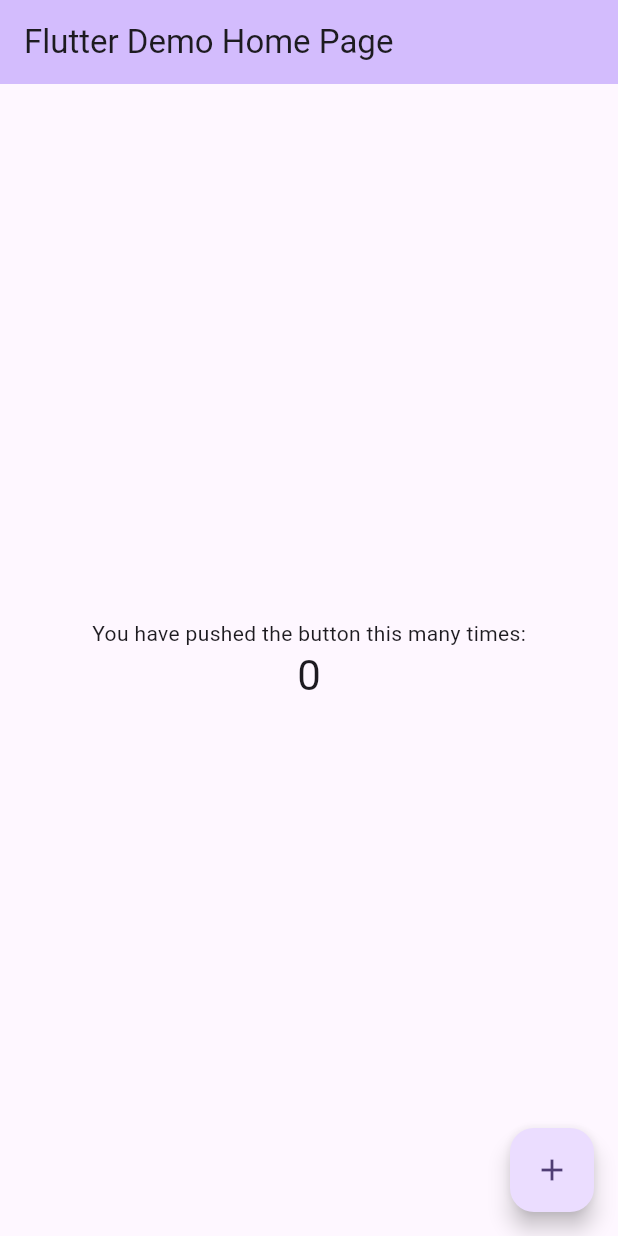
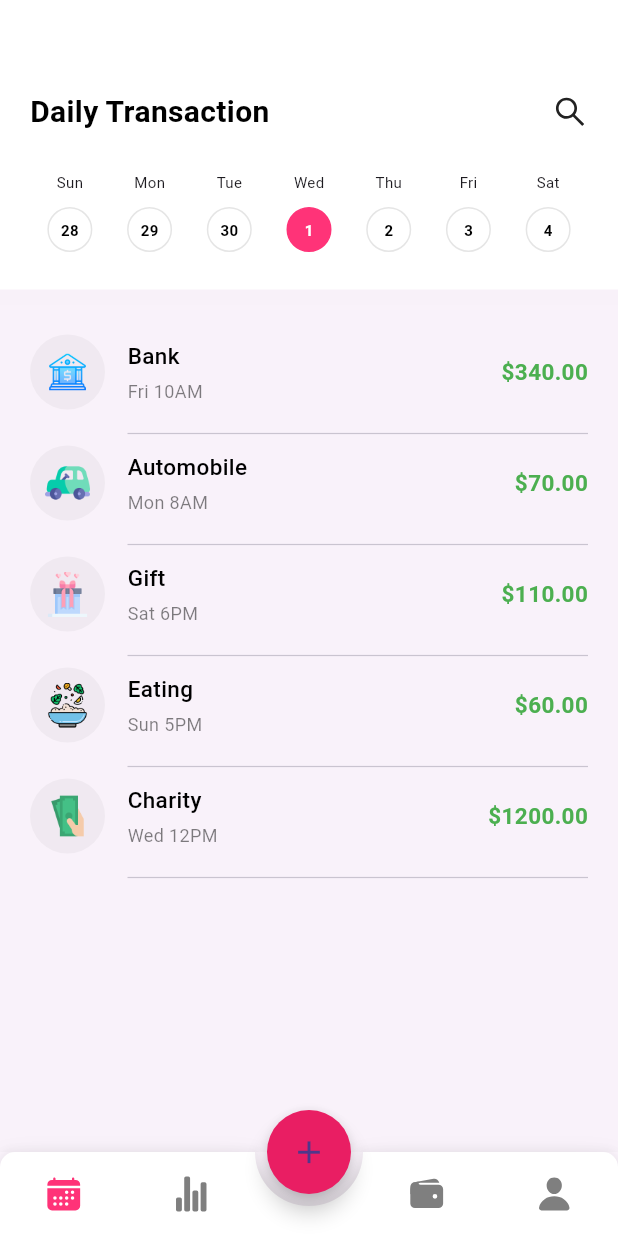
Before and after one commit to inisialkey/budget-tracker-ui, a Flutter app: the screen it shows after launch, on a phone screen of 412 x 824 dp. Run offline on Flutter 3.47's test engine with Material 3 defaults, Android fonts, the phone set to English and light mode, and no system bars; drawn by our look-alikes of animated_bottom_navigation_bar; our stand-ins replace flutter_vector_icons.

Commit message:
add bottomnav, daily page

```diff
--- /dev/null
+++ b/lib/json/budget_json.dart
@@ -0,0 +1,25 @@
+import 'package:budget_tracker_ui/theme/colors.dart';
+
+List budgetJson = [
+  {
+    "name": "Gift",
+    "price": "\$2250.00",
+    "label_percentage": "45%",
+    "percentage": 0.45,
+    "color": green
+  },
+  {
+    "name": "Automobile",
+    "price": "\$3000.00",
+    "label_percentage": "70%",
+    "percentage": 0.7,
+    "color": red
+  },
+  {
+    "name": "Bank",
+    "price": "\$4000.00",
+    "label_percentage": "90%",
+    "percentage": 0.9,
+    "color": blue
+  }
+];
--- /dev/null
+++ b/lib/json/create_budget_json.dart
@@ -0,0 +1,8 @@
+const List categories = [
+  {"name": "Auto", "icon": "assets/images/auto.png"},
+  {"name": "Bank", "icon": "assets/images/bank.png"},
+  {"name": "Cash", "icon": "assets/images/cash.png"},
+  {"name": "Charity", "icon": "assets/images/charity.png"},
+  {"name": "Eating", "icon": "assets/images/eating.png"},
+  {"name": "Gift", "icon": "assets/images/gift.png"}
+];
--- /dev/null
+++ b/lib/json/daily_json.dart
@@ -0,0 +1,32 @@
+const List daily = [
+  {
+    "icon": "assets/images/img_bank.png",
+    "name": "Bank",
+    "date": "Fri 10AM",
+    "price": "\$340.00"
+  },
+  {
+    "icon": "assets/images/img_auto.png",
+    "name": "Automobile",
+    "date": "Mon 8AM",
+    "price": "\$70.00"
+  },
+  {
+    "icon": "assets/images/img_gift.png",
+    "name": "Gift",
+    "date": "Sat 6PM",
+    "price": "\$110.00"
+  },
+  {
+    "icon": "assets/images/img_eating.png",
+    "name": "Eating",
+    "date": "Sun 5PM",
+    "price": "\$60.00"
+  },
+  {
+    "icon": "assets/images/img_charity.png",
+    "name": "Charity",
+    "date": "Wed 12PM",
+    "price": "\$1200.00"
+  }
+];
--- /dev/null
+++ b/lib/json/day_month.dart
@@ -0,0 +1,17 @@
+List days = [
+  {"label": "Sun", "day": "28"},
+  {"label": "Mon", "day": "29"},
+  {"label": "Tue", "day": "30"},
+  {"label": "Wed", "day": "1"},
+  {"label": "Thu", "day": "2"},
+  {"label": "Fri", "day": "3"},
+  {"label": "Sat", "day": "4"},
+];
+List months = [
+  {"label": "2018", "day": "Jan"},
+  {"label": "2018", "day": "Feb"},
+  {"label": "2018", "day": "Mar"},
+  {"label": "2018", "day": "Apr"},
+  {"label": "2018", "day": "May"},
+  {"label": "2018", "day": "Jun"},
+];
--- a/lib/main.dart
+++ b/lib/main.dart
@@ -1,3 +1,4 @@
+import 'package:budget_tracker_ui/pages/root_app.dart';
 import 'package:flutter/material.dart';
 
 void main() {
@@ -7,119 +8,11 @@ void main() {
 class MyApp extends StatelessWidget {
   const MyApp({super.key});
 
-  // This widget is the root of your application.
   @override
   Widget build(BuildContext context) {
-    return MaterialApp(
-      title: 'Flutter Demo',
-      theme: ThemeData(
-        // This is the theme of your application.
-        //
-        // TRY THIS: Try running your application with "flutter run". You'll see
-        // the application has a purple toolbar. Then, without quitting the app,
-        // try changing the seedColor in the colorScheme below to Colors.green
-        // and then invoke "hot reload" (save your changes or press the "hot
-        // reload" button in a Flutter-supported IDE, or press "r" if you used
-        // the command line to start the app).
-        //
-        // Notice that the counter didn't reset back to zero; the application
-        // state is not lost during the reload. To reset the state, use hot
-        // restart instead.
-        //
-        // This works for code too, not just values: Most code changes can be
-        // tested with just a hot reload.
-        colorScheme: ColorScheme.fromSeed(seedColor: Colors.deepPurple),
-        useMaterial3: true,
-      ),
-      home: const MyHomePage(title: 'Flutter Demo Home Page'),
+    return const MaterialApp(
+      debugShowCheckedModeBanner: false,
+      home: RootApp(),
     );
   }
 }
-
-class MyHomePage extends StatefulWidget {
-  const MyHomePage({super.key, required this.title});
-
-  // This widget is the home page of your application. It is stateful, meaning
-  // that it has a State object (defined below) that contains fields that affect
-  // how it looks.
-
-  // This class is the configuration for the state. It holds the values (in this
-  // case the title) provided by the parent (in this case the App widget) and
-  // used by the build method of the State. Fields in a Widget subclass are
-  // always marked "final".
-
-  final String title;
-
-  @override
-  State<MyHomePage> createState() => _MyHomePageState();
-}
-
-class _MyHomePageState extends State<MyHomePage> {
-  int _counter = 0;
-
-  void _incrementCounter() {
-    setState(() {
-      // This call to setState tells the Flutter framework that something has
-      // changed in this State, which causes it to rerun the build method below
-      // so that the display can reflect the updated values. If we changed
-      // _counter without calling setState(), then the build method would not be
-      // called again, and so nothing would appear to happen.
-      _counter++;
-    });
-  }
-
-  @override
-  Widget build(BuildContext context) {
-    // This method is rerun every time setState is called, for instance as done
-    // by the _incrementCounter method above.
-    //
-    // The Flutter framework has been optimized to make rerunning build methods
-    // fast, so that you can just rebuild anything that needs updating rather
-    // than having to individually change instances of widgets.
-    return Scaffold(
-      appBar: AppBar(
-        // TRY THIS: Try changing the color here to a specific color (to
-        // Colors.amber, perhaps?) and trigger a hot reload to see the AppBar
-        // change color while the other colors stay the same.
-        backgroundColor: Theme.of(context).colorScheme.inversePrimary,
-        // Here we take the value from the MyHomePage object that was created by
-        // the App.build method, and use it to set our appbar title.
-        title: Text(widget.title),
-      ),
-      body: Center(
-        // Center is a layout widget. It takes a single child and positions it
-        // in the middle of the parent.
-        child: Column(
-          // Column is also a layout widget. It takes a list of children and
-          // arranges them vertically. By default, it sizes itself to fit its
-          // children horizontally, and tries to be as tall as its parent.
-          //
-          // Column has various properties to control how it sizes itself and
-          // how it positions its children. Here we use mainAxisAlignment to
-          // center the children vertically; the main axis here is the vertical
-          // axis because Columns are vertical (the cross axis would be
-          // horizontal).
-          //
-          // TRY THIS: Invoke "debug painting" (choose the "Toggle Debug Paint"
-          // action in the IDE, or press "p" in the console), to see the
-          // wireframe for each widget.
-          mainAxisAlignment: MainAxisAlignment.center,
-          children: <Widget>[
-            const Text(
-              'You have pushed the button this many times:',
-            ),
-            Text(
-              '$_counter',
-              style: Theme.of(context).textTheme.headlineMedium,
-            ),
-          ],
-        ),
-      ),
-      floatingActionButton: FloatingActionButton(
-        onPressed: _incrementCounter,
-        tooltip: 'Increment',
-        child: const Icon(Icons.add),
-      ), // This trailing comma makes auto-formatting nicer for build methods.
-    );
-  }
-}
--- /dev/null
+++ b/lib/pages/daily_page.dart
@@ -0,0 +1,214 @@
+import 'package:budget_tracker_ui/json/daily_json.dart';
+import 'package:budget_tracker_ui/json/day_month.dart';
+import 'package:budget_tracker_ui/theme/colors.dart';
+import 'package:flutter/material.dart';
+import 'package:flutter_vector_icons/flutter_vector_icons.dart';
+
+class DailyPage extends StatefulWidget {
+  const DailyPage({super.key});
+
+  @override
+  State<DailyPage> createState() => _DailyPageState();
+}
+
+class _DailyPageState extends State<DailyPage> {
+  int activeDay = 3;
+
+  @override
+  Widget build(BuildContext context) {
+    return Scaffold(
+      backgroundColor: grey.withOpacity(0.05),
+      body: getBody(context),
+    );
+  }
+
+  Widget getBody(BuildContext context) {
+    var size = MediaQuery.of(context).size;
+    return SingleChildScrollView(
+      child: Column(
+        children: [
+          Container(
+            decoration: BoxDecoration(
+              color: white,
+              boxShadow: [
+                BoxShadow(
+                  color: grey.withOpacity(0.01),
+                  spreadRadius: 10,
+                  blurRadius: 3,
+                )
+              ],
+            ),
+            child: Padding(
+              padding: const EdgeInsets.only(
+                top: 60,
+                right: 20,
+                left: 20,
+                bottom: 25,
+              ),
+              child: Column(
+                children: [
+                  const Row(
+                    mainAxisAlignment: MainAxisAlignment.spaceBetween,
+                    children: [
+                      Text(
+                        'Daily Transaction',
+                        style: TextStyle(
+                          fontSize: 20,
+                          fontWeight: FontWeight.bold,
+                          color: black,
+                        ),
+                      ),
+                      Icon(AntDesign.search1),
+                    ],
+                  ),
+                  const SizedBox(
+                    height: 25,
+                  ),
+                  Row(
+                    crossAxisAlignment: CrossAxisAlignment.start,
+                    children: List.generate(
+                      days.length,
+                      (index) {
+                        return GestureDetector(
+                          onTap: () {
+                            activeDay = index;
+                          },
+                          child: SizedBox(
+                            width: (MediaQuery.of(context).size.width - 40) / 7,
+                            child: Column(
+                              children: [
+                                Text(
+                                  days[index]['label'],
+                                  style: const TextStyle(fontSize: 10),
+                                ),
+                                const SizedBox(
+                                  height: 10,
+                                ),
+                                Container(
+                                  width: 30,
+                                  height: 30,
+                                  decoration: BoxDecoration(
+                                      color: activeDay == index
+                                          ? primary
+                                          : Colors.transparent,
+                                      shape: BoxShape.circle,
+                                      border: Border.all(
+                                          color: activeDay == index
+                                              ? primary
+                                              : black.withOpacity(0.1))),
+                                  child: Center(
+                                    child: Text(
+                                      days[index]['day'],
+                                      style: TextStyle(
+                                          fontSize: 10,
+                                          fontWeight: FontWeight.w600,
+                                          color: activeDay == index
+                                              ? white
+                                              : black),
+                                    ),
+                                  ),
+                                )
+                              ],
+                            ),
+                          ),
+                        );
+                      },
+                    ),
+                  )
+                ],
+              ),
+            ),
+          ),
+          const SizedBox(
+            height: 30,
+          ),
+          Padding(
+            padding: const EdgeInsets.only(left: 20, right: 20),
+            child: Column(
+                children: List.generate(daily.length, (index) {
+              return Column(
+                children: [
+                  Row(
+                    mainAxisAlignment: MainAxisAlignment.spaceBetween,
+                    children: [
+                      SizedBox(
+                        width: (size.width - 40) * 0.7,
+                        child: Row(
+                          children: [
+                            Container(
+                              width: 50,
+                              height: 50,
+                              decoration: BoxDecoration(
+                                shape: BoxShape.circle,
+                                color: grey.withOpacity(0.1),
+                              ),
+                              child: Center(
+                                child: Image.asset(
+                                  daily[index]['icon'],
+                                  width: 30,
+                                  height: 30,
+                                ),
+                              ),
+                            ),
+                            const SizedBox(width: 15),
+                            SizedBox(
+                              width: (size.width - 90) * 0.5,
+                              child: Column(
+                                mainAxisAlignment: MainAxisAlignment.center,
+                                crossAxisAlignment: CrossAxisAlignment.start,
+                                children: [
+                                  Text(
+                                    daily[index]['name'],
+                                    style: const TextStyle(
+                                        fontSize: 15,
+                                        color: black,
+                                        fontWeight: FontWeight.w500),
+                                    overflow: TextOverflow.ellipsis,
+                                  ),
+                                  const SizedBox(height: 5),
+                                  Text(
+                                    daily[index]['date'],
+                                    style: TextStyle(
+                                        fontSize: 12,
+                                        color: black.withOpacity(0.5),
+                                        fontWeight: FontWeight.w400),
+                                    overflow: TextOverflow.ellipsis,
+                                  ),
+                                ],
+                              ),
+                            )
+                          ],
+                        ),
+                      ),
+                      SizedBox(
+                        width: (size.width - 40) * 0.3,
+                        child: Row(
+                          mainAxisAlignment: MainAxisAlignment.end,
+                          children: [
+                            Text(
+                              daily[index]['price'],
+                              style: const TextStyle(
+                                  fontWeight: FontWeight.w600,
+                                  fontSize: 15,
+                                  color: Colors.green),
+                            ),
+                          ],
+                        ),
+                      )
+                    ],
+                  ),
+                  const Padding(
+                    padding: EdgeInsets.only(left: 65, top: 8),
+                    child: Divider(
+                      thickness: 0.8,
+                    ),
+                  )
+                ],
+              );
+            })),
+          ),
+        ],
+      ),
+    );
+  }
+}
--- /dev/null
+++ b/lib/pages/root_app.dart
@@ -0,0 +1,78 @@
+import 'package:animated_bottom_navigation_bar/animated_bottom_navigation_bar.dart';
+import 'package:budget_tracker_ui/pages/daily_page.dart';
+import 'package:budget_tracker_ui/theme/colors.dart';
+import 'package:flutter/material.dart';
+import 'package:flutter_vector_icons/flutter_vector_icons.dart';
+
+class RootApp extends StatefulWidget {
+  const RootApp({super.key});
+
+  @override
+  State<RootApp> createState() => _RootAppState();
+}
+
+class _RootAppState extends State<RootApp> {
+  int pageIndex = 0;
+  List<Widget> pages = [
+    const DailyPage(),
+  ];
+
+  @override
+  Widget build(BuildContext context) {
+    return Scaffold(
+      body: getBody(),
+      bottomNavigationBar: getFooter(),
+      floatingActionButton: FloatingActionButton(
+        onPressed: () {
+          selectedTab(4);
+        },
+        backgroundColor: Colors.pink,
+        shape: const CircleBorder(),
+        child: const Icon(
+          Icons.add,
+          size: 25,
+        ),
+      ),
+      floatingActionButtonLocation: FloatingActionButtonLocation.centerDocked,
+    );
+  }
+
+  Widget getBody() {
+    return IndexedStack(
+      index: pageIndex,
+      children: pages,
+    );
+  }
+
+  Widget getFooter() {
+    List<IconData> iconItems = [
+      Ionicons.md_calendar,
+      Ionicons.md_stats_chart,
+      Ionicons.md_wallet,
+      Ionicons.ios_person,
+    ];
+
+    return AnimatedBottomNavigationBar(
+      activeColor: primary,
+      splashColor: secondary,
+      inactiveColor: Colors.black.withOpacity(0.5),
+      icons: iconItems,
+      activeIndex: pageIndex,
+      gapLocation: GapLocation.center,
+      notchSmoothness: NotchSmoothness.softEdge,
+      leftCornerRadius: 10,
+      iconSize: 25,
+      rightCornerRadius: 10,
+      onTap: (index) {
+        selectedTab(index);
+      },
+      //other params
+    );
+  }
+
+  selectedTab(index) {
+    setState(() {
+      pageIndex = index;
+    });
+  }
+}
--- /dev/null
+++ b/lib/pages/stats_page.dart
@@ -0,0 +1,10 @@
+import 'package:flutter/material.dart';
+
+class StatsPage extends StatelessWidget {
+  const StatsPage({super.key});
+
+  @override
+  Widget build(BuildContext context) {
+    return const Placeholder();
+  }
+}
--- /dev/null
+++ b/lib/theme/colors.dart
@@ -0,0 +1,10 @@
+import 'package:flutter/material.dart';
+
+const Color primary = Color(0xFFFF3378);
+const Color secondary = Color(0xFFFF2278);
+const Color black = Color(0xFF000000);
+const Color white = Color(0xFFFFFFFF);
+const Color grey = Colors.grey;
+const Color red = Color(0xFFec5766);
+const Color green = Color(0xFF43aa8b);
+const Color blue = Color(0xFF28c2ff);
```
Also changed, not shown: pubspec.yaml (+6 -19 lines), assets/images/img_auto.png (added), assets/images/img_bank.png (added), assets/images/img_cash.png (added), assets/images/img_charity.png (added), assets/images/img_eating.png (added), assets/images/img_gift.png (added), pubspec.lock.
